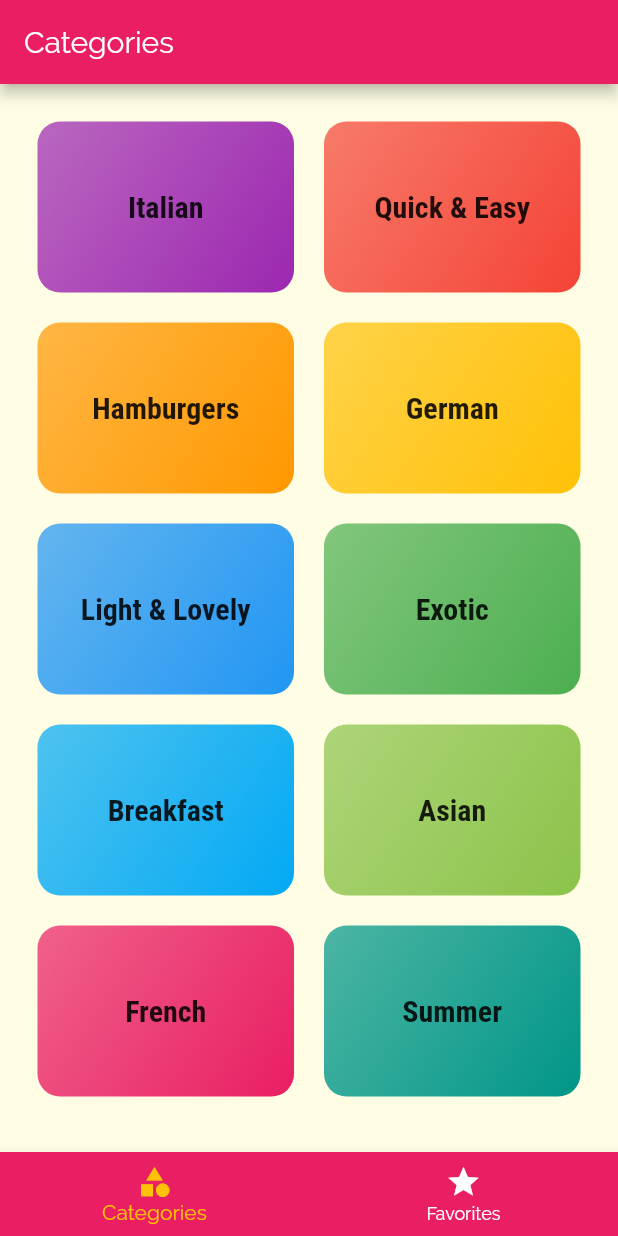
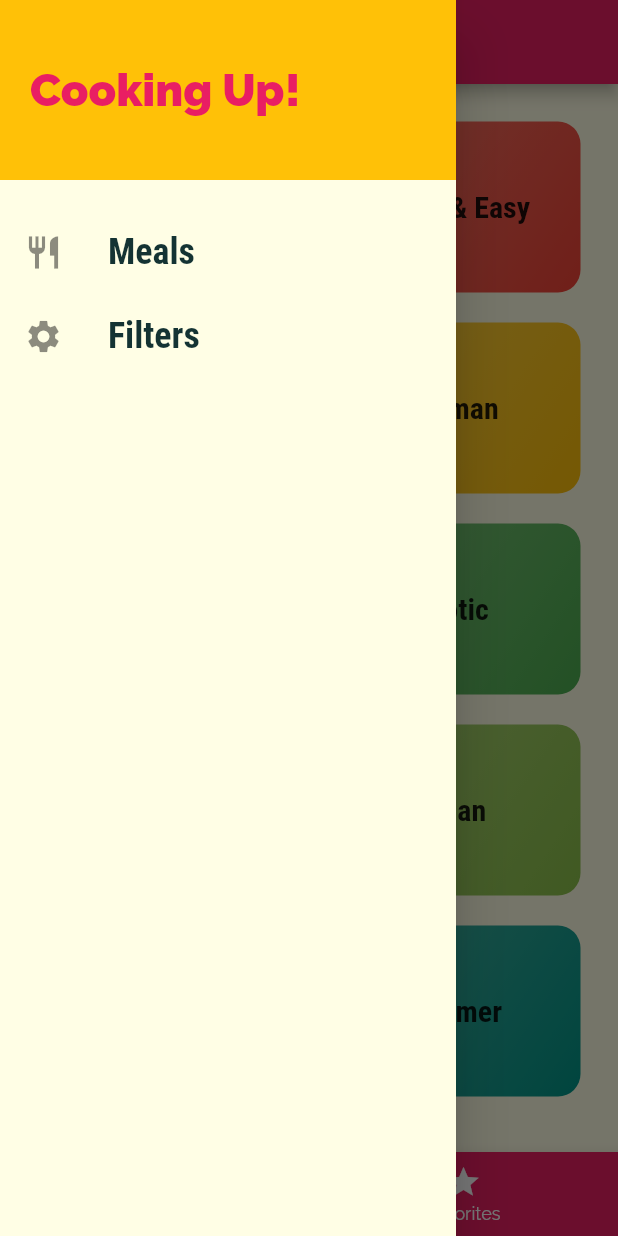
Before and after one commit to prelipceancristian/meals_app, a Flutter app: the screen it shows after launch, with the side drawer open (before the commit the screen has no drawer), on a phone screen of 412 x 824 dp. Run offline on Flutter 3.47's test engine with Material 2 defaults, Android fonts, the phone set to English and light mode, and no system bars.

Commit message:
added drawer functionality for 2 screens

```diff
--- a/lib/main.dart
+++ b/lib/main.dart
@@ -1,4 +1,5 @@
 import 'package:flutter/material.dart';
+import './screens/filters_screen.dart';
 import './screens/tabs_screen.dart';
 import 'screens/meal_detail_screen.dart';
 import 'screens/category_meals_screen.dart';
@@ -33,6 +34,7 @@ class MyApp extends StatelessWidget {
         '/': (ctx) =>TabsScreen(),
         CategoryMealsScreen.routeName: (ctx) => CategoryMealsScreen(),
         MealDetailScreen.routeName: (ctx) => MealDetailScreen(),
+        FiltersScreen.routeName: (ctx) => FiltersScreen(),
       },
       onGenerateRoute: (settings) {
         print(settings.arguments);
--- /dev/null
+++ b/lib/screens/filters_screen.dart
@@ -0,0 +1,17 @@
+import 'package:flutter/material.dart';
+
+class FiltersScreen extends StatelessWidget {
+  static const routeName = '/filters';
+
+  @override
+  Widget build(BuildContext context) {
+    return Scaffold(
+      appBar: AppBar(
+        title: Text('Your filters'),
+      ),
+      body: Center(
+        child: Text('Filters'),
+      ),
+    );
+  }
+}
--- a/lib/screens/tabs_screen.dart
+++ b/lib/screens/tabs_screen.dart
@@ -1,4 +1,5 @@
 import 'package:flutter/material.dart';
+import '../widgets/main_drawer.dart';
 import './favorites_screen.dart';
 import './categories_screen.dart';
 
@@ -27,6 +28,7 @@ class _TabsScreenState extends State<TabsScreen> {
       appBar: AppBar(
         title: Text(_pages[_selectedPageIndex]['title']),
       ),
+      drawer: MainDrawer(),
       body: _pages[_selectedPageIndex]['page'],
       bottomNavigationBar: BottomNavigationBar(
         onTap: _selectPage,
--- /dev/null
+++ b/lib/widgets/main_drawer.dart
@@ -0,0 +1,53 @@
+import 'package:flutter/material.dart';
+import '../screens/filters_screen.dart';
+
+class MainDrawer extends StatelessWidget {
+  Widget buildListTile(String title, IconData icon, Function tapHandler) {
+    return ListTile(
+      leading: Icon(icon, size: 26),
+      title: Text(
+        title,
+        style: TextStyle(
+          fontFamily: 'RobotoCondensed',
+          fontSize: 24,
+          fontWeight: FontWeight.bold,
+        ),
+      ),
+      onTap: tapHandler,
+    );
+  }
+
+  @override
+  Widget build(BuildContext context) {
+    return Drawer(
+      child: Column(
+        children: <Widget>[
+          Container(
+            height: 120,
+            width: double.infinity,
+            padding: EdgeInsets.all(20),
+            alignment: Alignment.centerLeft,
+            color: Theme.of(context).accentColor,
+            child: Text(
+              'Cooking Up!',
+              style: TextStyle(
+                fontWeight: FontWeight.w900,
+                fontSize: 30,
+                color: Theme.of(context).primaryColor,
+              ),
+            ),
+          ),
+          SizedBox(
+            height: 20,
+          ),
+          buildListTile('Meals', Icons.restaurant, () {
+            Navigator.of(context).pushReplacementNamed('/');
+          }),
+          buildListTile('Filters', Icons.settings, () {
+            Navigator.of(context).pushReplacementNamed(FiltersScreen.routeName);
+          }),
+        ],
+      ),
+    );
+  }
+}
```
